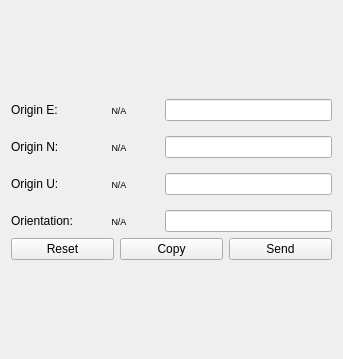
Qt form src/ground_station/src/Widgets/forms/WidgetLocalFrame.ui (theilem/uavEE) before a commit.
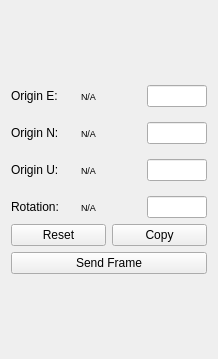
The same form after that commit.

Commit message: Updated widget size policies.

Patch:
```diff
--- a/src/ground_station/src/Widgets/forms/WidgetLocalFrame.ui
+++ b/src/ground_station/src/Widgets/forms/WidgetLocalFrame.ui
@@ -6,12 +6,12 @@
    <rect>
     <x>0</x>
     <y>0</y>
-    <width>343</width>
+    <width>218</width>
     <height>359</height>
    </rect>
   </property>
   <property name="sizePolicy">
-   <sizepolicy hsizetype="Expanding" vsizetype="Expanding">
+   <sizepolicy hsizetype="Fixed" vsizetype="Preferred">
     <horstretch>0</horstretch>
     <verstretch>0</verstretch>
    </sizepolicy>
@@ -34,7 +34,7 @@
     </spacer>
    </item>
    <item row="1" column="0">
-    <layout class="QVBoxLayout" name="verticalLayout">
+    <layout class="QVBoxLayout" name="verticalLayout_2">
      <item>
       <layout class="QGridLayout" name="gridLayout">
        <property name="verticalSpacing">
@@ -57,13 +57,13 @@
          </property>
          <property name="minimumSize">
           <size>
-           <width>80</width>
+           <width>60</width>
            <height>0</height>
           </size>
          </property>
          <property name="maximumSize">
           <size>
-           <width>80</width>
+           <width>60</width>
            <height>16777215</height>
           </size>
          </property>
@@ -82,18 +82,36 @@
           <string>N/A</string>
          </property>
          <property name="alignment">
-          <set>Qt::AlignCenter</set>
+          <set>Qt::AlignLeading|Qt::AlignLeft|Qt::AlignVCenter</set>
          </property>
         </widget>
        </item>
        <item row="0" column="2">
         <widget class="QLineEdit" name="originEValue">
          <property name="sizePolicy">
-          <sizepolicy hsizetype="MinimumExpanding" vsizetype="Fixed">
+          <sizepolicy hsizetype="Fixed" vsizetype="Fixed">
            <horstretch>0</horstretch>
            <verstretch>0</verstretch>
           </sizepolicy>
          </property>
+         <property name="minimumSize">
+          <size>
+           <width>60</width>
+           <height>0</height>
+          </size>
+         </property>
+         <property name="maximumSize">
+          <size>
+           <width>60</width>
+           <height>16777215</height>
+          </size>
+         </property>
+         <property name="baseSize">
+          <size>
+           <width>60</width>
+           <height>0</height>
+          </size>
+         </property>
         </widget>
        </item>
        <item row="1" column="0">
@@ -113,13 +131,13 @@
          </property>
          <property name="minimumSize">
           <size>
-           <width>80</width>
+           <width>60</width>
            <height>0</height>
           </size>
          </property>
          <property name="maximumSize">
           <size>
-           <width>80</width>
+           <width>60</width>
            <height>16777215</height>
           </size>
          </property>
@@ -138,18 +156,36 @@
           <string>N/A</string>
          </property>
          <property name="alignment">
-          <set>Qt::AlignCenter</set>
+          <set>Qt::AlignLeading|Qt::AlignLeft|Qt::AlignVCenter</set>
          </property>
         </widget>
        </item>
        <item row="1" column="2">
         <widget class="QLineEdit" name="originNValue">
          <property name="sizePolicy">
-          <sizepolicy hsizetype="MinimumExpanding" vsizetype="Fixed">
+          <sizepolicy hsizetype="Fixed" vsizetype="Fixed">
            <horstretch>0</horstretch>
            <verstretch>0</verstretch>
           </sizepolicy>
          </property>
+         <property name="minimumSize">
+          <size>
+           <width>60</width>
+           <height>0</height>
+          </size>
+         </property>
+         <property name="maximumSize">
+          <size>
+           <width>60</width>
+           <height>16777215</height>
+          </size>
+         </property>
+         <property name="baseSize">
+          <size>
+           <width>60</width>
+           <height>0</height>
+          </size>
+         </property>
         </widget>
        </item>
        <item row="2" column="0">
@@ -169,13 +205,13 @@
          </property>
          <property name="minimumSize">
           <size>
-           <width>80</width>
+           <width>60</width>
            <height>0</height>
           </size>
          </property>
          <property name="maximumSize">
           <size>
-           <width>80</width>
+           <width>60</width>
            <height>16777215</height>
           </size>
          </property>
@@ -194,24 +230,42 @@
           <string>N/A</string>
          </property>
          <property name="alignment">
-          <set>Qt::AlignCenter</set>
+          <set>Qt::AlignLeading|Qt::AlignLeft|Qt::AlignVCenter</set>
          </property>
         </widget>
        </item>
        <item row="2" column="2">
         <widget class="QLineEdit" name="originUValue">
          <property name="sizePolicy">
-          <sizepolicy hsizetype="MinimumExpanding" vsizetype="Fixed">
+          <sizepolicy hsizetype="Fixed" vsizetype="Fixed">
            <horstretch>0</horstretch>
            <verstretch>0</verstretch>
           </sizepolicy>
          </property>
+         <property name="minimumSize">
+          <size>
+           <width>60</width>
+           <height>0</height>
+          </size>
+         </property>
+         <property name="maximumSize">
+          <size>
+           <width>60</width>
+           <height>16777215</height>
+          </size>
+         </property>
+         <property name="baseSize">
+          <size>
+           <width>60</width>
+           <height>0</height>
+          </size>
+         </property>
         </widget>
        </item>
        <item row="3" column="0">
         <widget class="QLabel" name="orientationLabel">
          <property name="text">
-          <string>Orientation:</string>
+          <string>Rotation:</string>
          </property>
         </widget>
        </item>
@@ -225,13 +279,13 @@
          </property>
          <property name="minimumSize">
           <size>
-           <width>80</width>
+           <width>60</width>
            <height>0</height>
           </size>
          </property>
          <property name="maximumSize">
           <size>
-           <width>80</width>
+           <width>60</width>
            <height>16777215</height>
           </size>
          </property>
@@ -250,42 +304,64 @@
           <string>N/A</string>
          </property>
          <property name="alignment">
-          <set>Qt::AlignCenter</set>
+          <set>Qt::AlignLeading|Qt::AlignLeft|Qt::AlignVCenter</set>
          </property>
         </widget>
        </item>
        <item row="3" column="2">
         <widget class="QLineEdit" name="orientationValue">
          <property name="sizePolicy">
-          <sizepolicy hsizetype="MinimumExpanding" vsizetype="Fixed">
+          <sizepolicy hsizetype="Fixed" vsizetype="Fixed">
            <horstretch>0</horstretch>
            <verstretch>0</verstretch>
           </sizepolicy>
          </property>
+         <property name="minimumSize">
+          <size>
+           <width>60</width>
+           <height>0</height>
+          </size>
+         </property>
+         <property name="maximumSize">
+          <size>
+           <width>60</width>
+           <height>16777215</height>
+          </size>
+         </property>
+         <property name="baseSize">
+          <size>
+           <width>60</width>
+           <height>0</height>
+          </size>
+         </property>
         </widget>
        </item>
       </layout>
      </item>
      <item>
-      <layout class="QHBoxLayout" name="horizontalLayout">
+      <layout class="QVBoxLayout" name="verticalLayout">
        <item>
-        <widget class="QPushButton" name="reset">
-         <property name="text">
-          <string>Reset</string>
-         </property>
-        </widget>
-       </item>
-       <item>
-        <widget class="QPushButton" name="copy">
-         <property name="text">
-          <string>Copy</string>
-         </property>
-        </widget>
+        <layout class="QHBoxLayout" name="horizontalLayout">
+         <item>
+          <widget class="QPushButton" name="reset">
+           <property name="text">
+            <string>Reset</string>
+           </property>
+          </widget>
+         </item>
+         <item>
+          <widget class="QPushButton" name="copy">
+           <property name="text">
+            <string>Copy</string>
+           </property>
+          </widget>
+         </item>
+        </layout>
        </item>
        <item>
         <widget class="QPushButton" name="send">
          <property name="text">
-          <string>Send</string>
+          <string>Send Frame</string>
          </property>
         </widget>
        </item>
```
Left out of the diff: 8 changed lines with no effect on the pictures. The commit also changes 2 other files.
